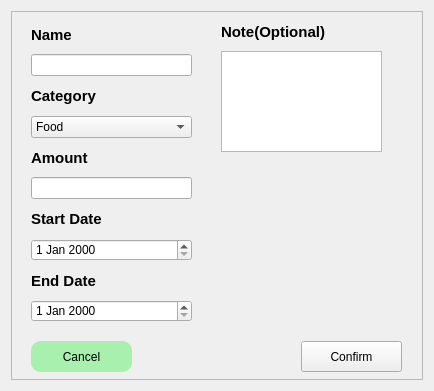
Old version of the form moneyapp/ui/raw/Popup_Budget.ui in the repository nemo984/money-app.
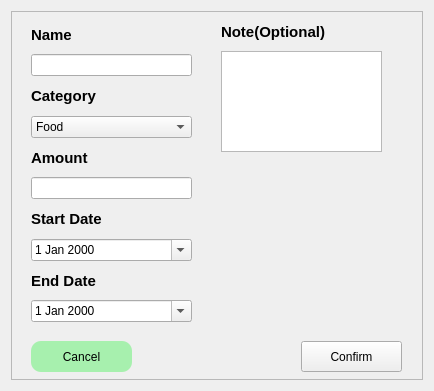
New version of the form.

The edit to the form file:
```diff
--- a/moneyapp/ui/raw/Popup_Budget.ui
+++ b/moneyapp/ui/raw/Popup_Budget.ui
@@ -227,12 +227,16 @@
         <widget class="QDateEdit" name="startDate_entry">
          <property name="font">
           <font>
+           <weight>50</weight>
            <bold>false</bold>
           </font>
          </property>
          <property name="locale">
           <locale language="English" country="UnitedStates"/>
          </property>
+         <property name="calendarPopup">
+          <bool>true</bool>
+         </property>
         </widget>
        </item>
        <item>
@@ -253,6 +257,9 @@
          <property name="locale">
           <locale language="English" country="UnitedStates"/>
          </property>
+         <property name="calendarPopup">
+          <bool>true</bool>
+         </property>
         </widget>
        </item>
       </layout>
```
Left out of the diff: 6 changed lines with no effect on the pictures.
